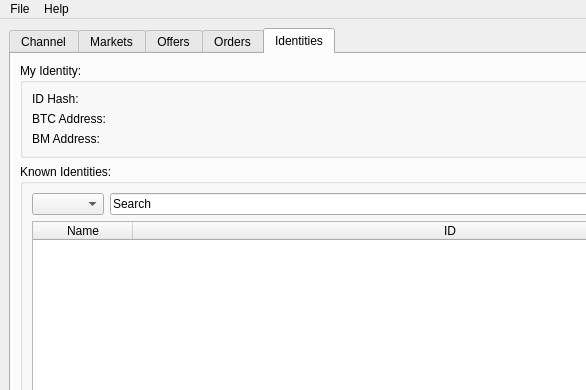
First picture: the form in qtui/metamarket_qt.ui, repository metamarcdw/metamarket, before the edit; both pictures show x 0 to 586 and y 0 to 390 of the 800 by 557 pixel window.
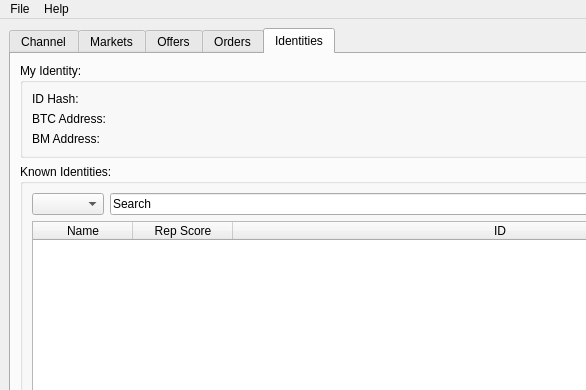
Second picture: the form after the edit. The open tabs and pages were chosen to show the change.

Commit message: Add Rep Score header to QTableWidget on Ident tab

Diff of the .ui file:
```diff
--- a/qtui/metamarket_qt.ui
+++ b/qtui/metamarket_qt.ui
@@ -366,6 +366,11 @@
                    <string>Name</string>
                   </property>
                  </column>
+                 <column>
+                  <property name="text">
+                   <string>Rep Score</string>
+                  </property>
+                 </column>
                  <column>
                   <property name="text">
                    <string>ID</string>
```
The commit also changes 1 other file.
